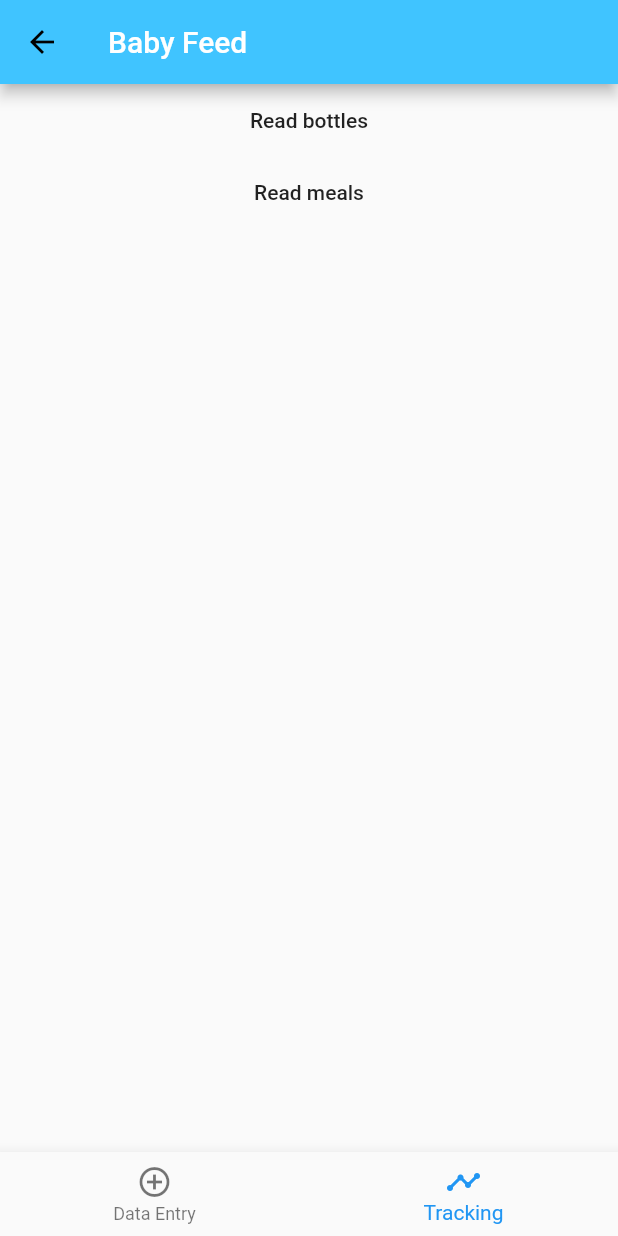
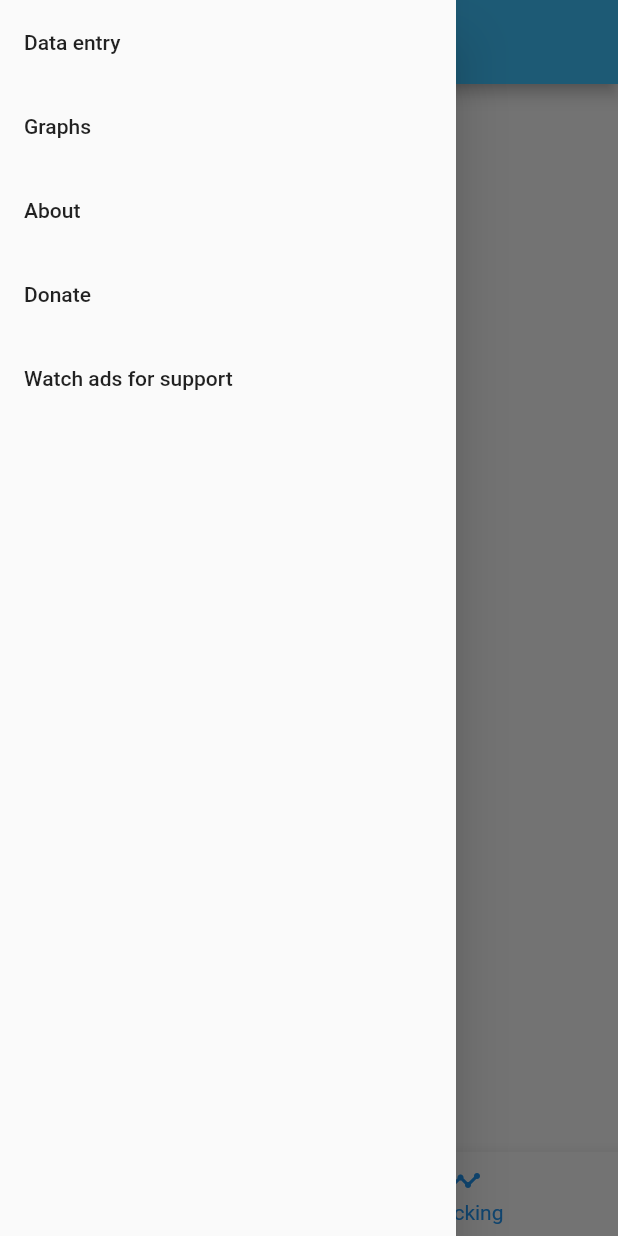
Before and after one commit to LeratClarisse/baby_feed, a Flutter app: the GraphsPage screen opened by its route, with the side drawer open (before the commit the screen has no drawer), on a phone screen of 412 x 824 dp. Run offline on Flutter 3.47's test engine with Material 2 defaults, Android fonts, the phone set to English and light mode, and no system bars; our stand-ins replace charts_flutter, flutter_datetime_picker, sqflite; accounts and stored records are empty.

Commit message:
Fonctionnel OK

```diff
--- /dev/null
+++ b/lib/components/CustomHamMenu.dart
@@ -0,0 +1,36 @@
+import 'package:flutter/material.dart';
+
+class CustomHamMenu extends StatelessWidget {
+  CustomHamMenu();
+
+  @override
+  Widget build(BuildContext context) {
+    return Drawer(
+        child: ListView(
+          children: <Widget>[
+            ListTile(
+              title: Text("Data entry"),
+              onTap: () {
+                Navigator.pushReplacementNamed(context, '/entries');
+              },
+            ),
+            ListTile(
+              title: Text("Graphs"),
+              onTap: () {
+                Navigator.pushReplacementNamed(context, '/graphs');
+              },
+            ),
+            ListTile(
+              title: Text("About"),
+            ),
+            ListTile(
+              title: Text("Donate"),
+            ),
+            ListTile(
+                title: Text("Watch ads for support")
+            ),
+          ],
+        )
+    );
+  }
+}
--- a/lib/models/Bottle.dart
+++ b/lib/models/Bottle.dart
@@ -1,20 +1,22 @@
+import 'package:charts_flutter/flutter.dart';
+
 class Bottle {
   int id;
   int quantity;
-  String datetime;
+  DateTime datetime;
 
   Bottle({this.id, this.quantity, this.datetime});
 
   Bottle.fromMap(Map<String, dynamic> map) {
     id = map["_id"];
     quantity = map["quantity"];
-    datetime = map["datetime"];
+    datetime = DateTime.parse(map["datetime"]);
   }
 
   Map<String, dynamic> toMap() {
     var map = <String, dynamic>{
       "quantity": quantity,
-      "datetime": datetime
+      "datetime": datetime.toString()
     };
     if (id != null) {
       map["_id"] = id;
--- a/lib/models/Meal.dart
+++ /dev/null
@@ -1,30 +0,0 @@
-class Meal {
-  int id;
-  int totalQuantity;
-  String datetime;
-  bool hasIndus;
-  int indusQuantity;
-
-  Meal({this.id, this.totalQuantity, this.datetime, this.hasIndus, this.indusQuantity});
-
-  Meal.fromMap(Map<String, dynamic> map) {
-    id = map["_id"];
-    totalQuantity = map["totalQuantity"];
-    datetime = map["datetime"];
-    hasIndus = map["hasIndus"] == 1 ? true : false;
-    indusQuantity = map["indusQuantity"];
-  }
-
-  Map<String, dynamic> toMap() {
-    var map = <String, dynamic>{
-      "totalQuantity": totalQuantity,
-      "datetime": datetime,
-      "hasIndus": hasIndus ? 1 : 0,
-      "indusQuantity": indusQuantity
-    };
-    if (id != null) {
-      map["_id"] = id;
-    }
-    return map;
-  }
-}
--- a/lib/routes.dart
+++ b/lib/routes.dart
@@ -1,6 +1,6 @@
 import 'package:flutter/widgets.dart';
 import 'screens/DataEntryPage/DataEntryPage.dart';
-import 'screens/GraphsPage.dart';
+import 'screens/GraphsPage/GraphsPage.dart';
 
 final Map<String, WidgetBuilder> routes = <String, WidgetBuilder>{
   "/entries": (BuildContext context) => DataEntryPage(),
--- a/lib/screens/DataEntryPage/DataEntryPage.dart
+++ b/lib/screens/DataEntryPage/DataEntryPage.dart
@@ -1,4 +1,5 @@
 import 'package:babyfeed/components/CustomBottomMenu.dart';
+import 'package:babyfeed/components/CustomHamMenu.dart';
 import 'package:babyfeed/config/globals.dart' as globals;
 import 'package:babyfeed/helpers/DatabaseHelper.dart';
 import 'package:babyfeed/screens/DataEntryPage/components/AddPopup.dart';
@@ -23,6 +24,7 @@ class _DataEntryPageState extends State<DataEntryPage> {
       appBar: AppBar(
           title: Text(globals.appTitle)
       ),
+      drawer: CustomHamMenu(),
       bottomNavigationBar: CustomBottomMenu(0),
       body: Center(
         child: Column(
--- a/lib/screens/GraphsPage.dart
+++ /dev/null
@@ -1,64 +0,0 @@
-import 'package:babyfeed/components/CustomBottomMenu.dart';
-import 'package:babyfeed/helpers/DatabaseHelper.dart';
-import 'package:babyfeed/models/Bottle.dart';
-import 'package:babyfeed/models/Meal.dart';
-import 'package:flutter/material.dart';
-import 'package:babyfeed/config/globals.dart' as globals;
-
-class GraphsPage extends StatefulWidget {
-  GraphsPage({Key key}) : super(key: key);
-
-  @override
-  _GraphsPageState createState() => _GraphsPageState();
-}
-
-class _GraphsPageState extends State<GraphsPage> {
-  @override
-  void initState() {
-    super.initState();
-  }
-
-  @override
-  Widget build(BuildContext context) {
-    return Scaffold(
-      appBar: AppBar(
-        title: Text(globals.appTitle)
-      ),
-      bottomNavigationBar: CustomBottomMenu(1),
-      body: Center(
-        child: Column(
-          children: <Widget>[
-            FlatButton(
-              child: Text("Read bottles"),
-              onPressed: () async {
-                DatabaseHelper helper = DatabaseHelper.instance;
-                List<Bottle> bottles = await helper.queryAllBottles();
-                if (bottles == null) {
-                  print('read no bottle');
-                } else {
-                  bottles.forEach((bottle){
-                    print('read row ${bottle.id}: ${bottle.quantity} ${bottle.datetime}');
-                  });
-                }
-              },
-            ),
-            FlatButton(
-              child: Text("Read meals"),
-              onPressed: () async {
-                DatabaseHelper helper = DatabaseHelper.instance;
-                List<Meal> meals = await helper.queryAllMeals();
-                if (meals == null) {
-                  print('read no meal');
-                } else {
-                  meals.forEach((meal){
-                    print('read row ${meal.id}: ${meal.totalQuantity} ${meal.datetime} ${meal.hasIndus} ${meal.indusQuantity}');
-                  });
-                }
-              },
-            )
-          ],
-        )
-      )
-    );
-  }
-}
--- /dev/null
+++ b/lib/screens/GraphsPage/GraphsPage.dart
@@ -0,0 +1,55 @@
+  import 'package:babyfeed/components/CustomBottomMenu.dart';
+import 'package:babyfeed/components/CustomHamMenu.dart';
+  import 'package:babyfeed/helpers/DatabaseHelper.dart';
+  import 'package:babyfeed/models/Bottle.dart';
+  import 'package:babyfeed/screens/GraphsPage/components/CustomTimeChart.dart';
+  import 'package:flutter/material.dart';
+  import 'package:babyfeed/config/globals.dart' as globals;
+
+  class GraphsPage extends StatefulWidget {
+    GraphsPage({Key key}) : super(key: key);
+
+    @override
+    _GraphsPageState createState() => _GraphsPageState();
+  }
+
+  class _GraphsPageState extends State<GraphsPage> {
+    Future<List<Bottle>> bottles;
+    Future<List<Bottle>> meals;
+    List<Bottle> bottlesData = null;
+    DatabaseHelper helper = DatabaseHelper.instance;
+
+
+    @override
+    void initState() {
+      super.initState();
+      bottles = helper.queryAll(false);
+      bottles.then((value){
+        bottlesData = value;
+        setState(() {});
+      });
+      meals = helper.queryAll(true);
+    }
+
+    @override
+    Widget build(BuildContext context) {
+      return Scaffold(
+          appBar: AppBar(
+              title: Text(globals.appTitle)
+          ),
+          drawer: CustomHamMenu(),
+          bottomNavigationBar: CustomBottomMenu(1),
+          body: Center(
+            child: Column(
+              children: <Widget>[
+                Text("Bottles"),
+                CustomTimeChart(bottles),
+                Text("Meals"),
+                CustomTimeChart(meals),
+                CustomTimeChart(meals, bottlesData)
+            ]
+          )
+        )
+      );
+    }
+  }
--- /dev/null
+++ b/lib/screens/GraphsPage/components/CustomTimeChart.dart
@@ -0,0 +1,68 @@
+import 'package:babyfeed/models/Bottle.dart';
+import 'package:charts_flutter/flutter.dart';
+import 'package:flutter/material.dart';
+
+class CustomTimeChart extends StatelessWidget {
+  final Future<List<Bottle>> list;
+  final List<Bottle> list2;
+
+  CustomTimeChart(this.list, [this.list2]);
+
+  @override
+  Widget build(BuildContext context) {
+    return FutureBuilder(
+      future: list,
+      builder: (BuildContext context, AsyncSnapshot<List<Bottle>> snapshot){
+        Widget children;
+        List<Series<Bottle, DateTime>> series;
+
+        if(snapshot.hasData) {
+          if(snapshot.data.first.quantity == -1) {
+            children = Text("No data");
+          } else {
+            series = [
+              new Series<Bottle, DateTime>(
+                  id: 'SimpleGraph',
+                  domainFn: (Bottle bottle, _) => bottle.datetime,
+                  measureFn: (Bottle bottle, _) => bottle.quantity,
+                  colorFn: (Bottle bottle, _) => Color.fromHex(code: "#ff5733"),
+                  data: snapshot.data
+              )
+            ];
+            if(list2 != null){
+              series.add(
+                  new Series<Bottle, DateTime>(
+                      id: 'DualGraph',
+                      domainFn: (Bottle bottle, _) => bottle.datetime,
+                      measureFn: (Bottle bottle, _) => bottle.quantity,
+                      colorFn: (Bottle bottle, _) =>
+                          Color.fromHex(code: "#0382fc"),
+                      data: list2
+                  )
+              );
+            }
+
+            children = Padding(
+                padding: new EdgeInsets.all(5.0),
+                child: new SizedBox(
+                  height: 100.0,
+                  child: TimeSeriesChart(
+                    series,
+                    animate: false,
+                    defaultRenderer: new LineRendererConfig(includePoints: true),
+                  ),
+                )
+            );
+          }
+        } else {
+          children = SizedBox(
+            child: CircularProgressIndicator(),
+            width: 60,
+            height: 60,
+          );
+        }
+        return children;
+      }
+    );
+  }
+}
--- a/pubspec.yaml
+++ b/pubspec.yaml
@@ -14,7 +14,7 @@ description: Follow the feeding of your baby.
 version: 1.0.0+1
 
 environment:
-  sdk: ">=2.1.0 <3.0.0"
+  sdk: ">=2.2.0 <3.0.0"
 
 dependencies:
   flutter:
@@ -23,6 +23,7 @@ dependencies:
   path:
   path_provider:
   flutter_datetime_picker:
+  charts_flutter:
 
   # The following adds the Cupertino Icons font to your application.
   # Use with the CupertinoIcons class for iOS style icons.
```
Also changed, not shown: lib/helpers/DatabaseHelper.dart (+20 -21 lines), lib/screens/DataEntryPage/components/AddPopup.dart (+4 -57 lines), pubspec.lock.
